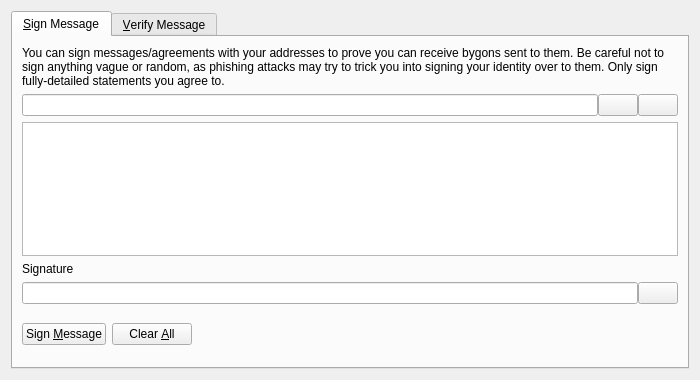
Before: the Qt Designer form src/qt/forms/signverifymessagedialog.ui in bygon-project/bitcoin, drawn with Qt 5.
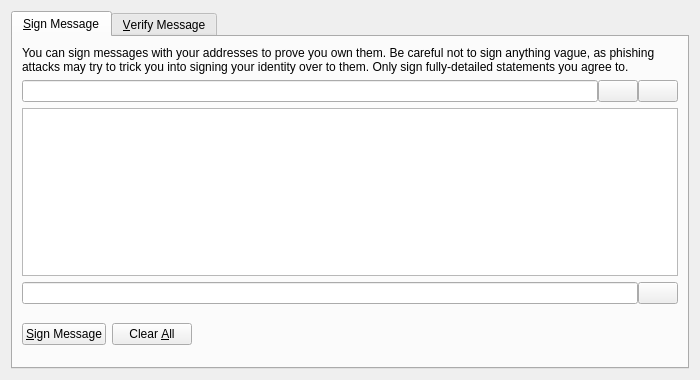
After: the same form once the commit is applied. Icons and pictures are not drawn. Custom widgets are drawn as their Qt base class.

What changed in the file:
```diff
--- a/src/qt/forms/signverifymessagedialog.ui
+++ b/src/qt/forms/signverifymessagedialog.ui
@@ -30,7 +30,7 @@
        <item>
         <widget class="QLabel" name="infoLabel_SM">
          <property name="text">
-          <string>You can sign messages/agreements with your addresses to prove you can receive bygons sent to them. Be careful not to sign anything vague or random, as phishing attacks may try to trick you into signing your identity over to them. Only sign fully-detailed statements you agree to.</string>
+          <string>You can sign messages with your addresses to prove you own them. Be careful not to sign anything vague, as phishing attacks may try to trick you into signing your identity over to them. Only sign fully-detailed statements you agree to.</string>
          </property>
          <property name="textFormat">
           <enum>Qt::PlainText</enum>
@@ -101,16 +101,6 @@
          </property>
         </widget>
        </item>
-       <item>
-        <widget class="QLabel" name="signatureLabel_SM">
-         <property name="text">
-          <string>Signature</string>
-         </property>
-         <property name="textFormat">
-          <enum>Qt::PlainText</enum>
-         </property>
-        </widget>
-       </item>
        <item>
         <layout class="QHBoxLayout" name="horizontalLayout_2_SM">
          <property name="spacing">
@@ -155,7 +145,7 @@
             <string>Sign the message to prove you own this Bygon address</string>
            </property>
            <property name="text">
-            <string>Sign &amp;Message</string>
+            <string>&amp;Sign Message</string>
            </property>
            <property name="icon">
             <iconset resource="../bitcoin.qrc">
```
Left out of the diff: 22 changed lines with no effect on the pictures.
